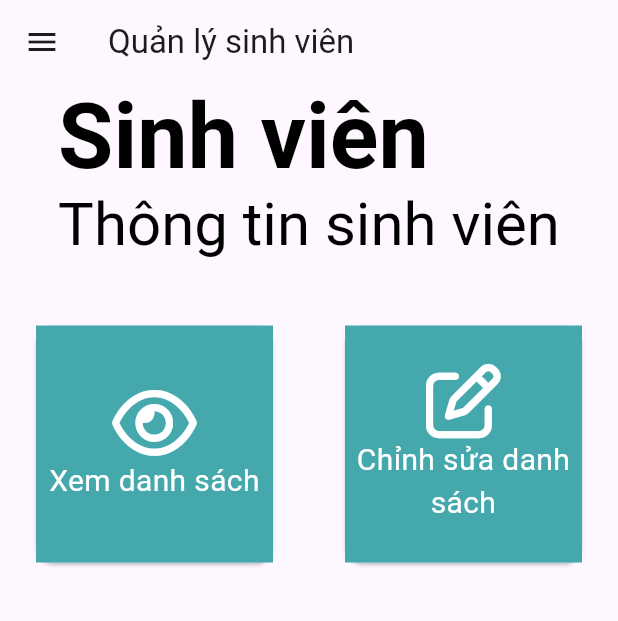
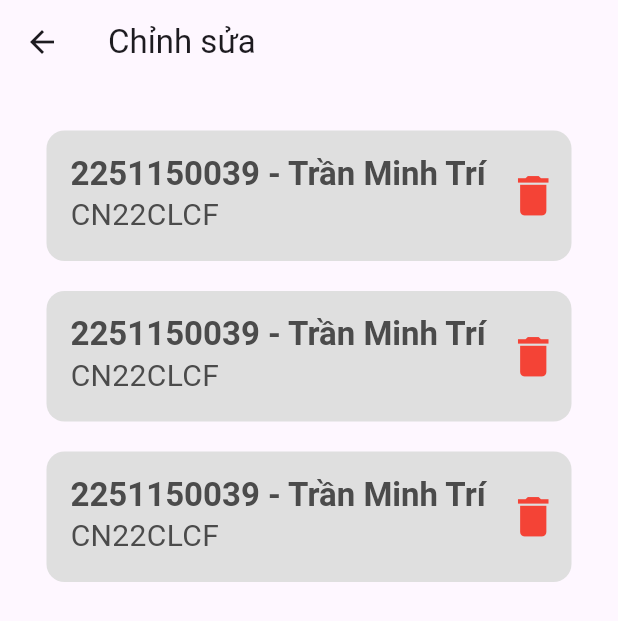
Before and after one commit to carotsieupham/StudentManagement, a Flutter app: the HomePage screen opened directly, after a tap on "Chỉnh sửa danh sách", on a phone screen of 412 x 824 dp. Shown: the top 621 px of the screen. Run offline on Flutter 3.47's test engine with Material 3 defaults, Android fonts, the phone set to English and light mode, and no system bars; our stand-ins replace firebase_auth, firebase_core, firebase_database, font_awesome_flutter; accounts and stored records are empty.

Commit message:
update Page

```diff
--- /dev/null
+++ b/lib/src/modules/features/componets/cardBodyWidget.dart
@@ -0,0 +1,76 @@
+import 'package:flutter/material.dart';
+
+class CardBodyWidget extends StatelessWidget {
+  CardBodyWidget({Key? key,required this.isDelete}) : super(key: key);
+  bool isDelete;
+  @override
+  Widget build(BuildContext context) {
+    return Container(
+      margin: const EdgeInsets.only(bottom: 20),
+      decoration: BoxDecoration(
+        color: const Color(0xffDFDFDF),
+        borderRadius: BorderRadius.circular(12),
+      ),
+      child: Padding(
+        padding: const EdgeInsets.all(8.0),
+        child: Row(
+          mainAxisAlignment: MainAxisAlignment.spaceBetween,
+          children: [
+            Padding(
+              padding: const EdgeInsets.all(8),
+              child: Column(
+                crossAxisAlignment: CrossAxisAlignment.start,
+                children: [
+                 RichText(text: TextSpan(
+                   children: [
+                     TextSpan(
+                       text: "2251150039",
+                       style: const TextStyle(
+                         fontSize: 22,
+                         color: Color(0xff4B4B4B),
+                         fontWeight: FontWeight.bold,
+                       ),
+                     ),
+                     TextSpan(
+                       text: " - ",
+                       style: const TextStyle(
+                         fontSize: 22,
+                         color: Color(0xff4B4B4B),
+                         fontWeight: FontWeight.bold,
+                       ),
+                     ),
+                     TextSpan(
+                       text: "Trần Minh Trí",
+                       style: const TextStyle(
+                         fontSize: 22,
+                         color: Color(0xff4B4B4B),
+                         fontWeight: FontWeight.bold,
+                       ),
+                     ),
+                   ]
+                 )),
+                  Text(
+                    "CN22CLCF",
+                    style: const TextStyle(
+                      fontSize: 20,
+                      color: Color(0xff4B4B4B),
+                    ),
+                  ),
+                ],
+              ),
+            ),
+            Visibility(
+              visible: isDelete,
+              child: InkWell(
+                onTap: () {
+
+                },
+                child: Icon(Icons.delete,color: Colors.red,size:35),
+              ),
+            )
+          ],
+        ),
+      ),
+    );
+  }
+}
--- /dev/null
+++ b/lib/src/modules/features/updatePage/updatePage.dart
@@ -0,0 +1,27 @@
+import 'package:flutter/material.dart';
+
+import '../componets/cardBodyWidget.dart';
+
+class UpdatePage extends StatelessWidget {
+  const UpdatePage({super.key});
+
+  @override
+  Widget build(BuildContext context) {
+    bool isDelete=true;
+    return Scaffold(
+        appBar: AppBar(
+          title: const Text('Chỉnh sửa'),
+        ),
+        body: SingleChildScrollView(
+            padding: const EdgeInsets.all(31),
+            child:Column(
+              children: [
+                CardBodyWidget(isDelete: isDelete,),
+                CardBodyWidget(isDelete: isDelete,),
+                CardBodyWidget(isDelete: isDelete,),
+              ],
+            )
+        )
+    );
+  }
+}
--- a/lib/src/modules/homePage/home_page.dart
+++ b/lib/src/modules/homePage/home_page.dart
@@ -2,8 +2,9 @@ import 'package:flutter/cupertino.dart';
 import 'package:flutter/material.dart';
 import 'package:flutter/widgets.dart';
 import 'package:font_awesome_flutter/font_awesome_flutter.dart';
+import 'package:student_manage/src/modules/features/updatePage/updatePage.dart';
 import 'package:student_manage/src/modules/homePage/coponents/home_menu.dart';
-import 'package:student_manage/src/modules/watchlist/watchListStudent.dart';
+import 'package:student_manage/src/modules/features/watchlist/watchListStudent.dart';
 
 import 'coponents/cardWidget.dart';
 
@@ -31,7 +32,10 @@ class HomePage extends StatelessWidget {
             ),
                 children:[
                   CardWidget(icon: FontAwesomeIcons.eye,onTap: (){Navigator.push(context, MaterialPageRoute(builder: (context) => WatchStudentPage()));},content: "Xem danh sách",size: size),
-                  CardWidget(icon: FontAwesomeIcons.penToSquare,onTap: (){Navigator.push(context, MaterialPageRoute(builder: (context) => HomePage()));},content: "Chỉnh sửa danh sách",size: size),
+                  CardWidget(icon: FontAwesomeIcons.penToSquare,onTap: (){Navigator.push(context, MaterialPageRoute(builder: (context) => UpdatePage()));},content: "Chỉnh sửa danh sách",size: size),
+                  CardWidget(icon: FontAwesomeIcons.trash,onTap: (){Navigator.push(context, MaterialPageRoute(builder: (context) => HomePage()));},content: "Xóa sinh viên",size: size),
+                  CardWidget(icon: FontAwesomeIcons.plus,onTap: (){Navigator.push(context, MaterialPageRoute(builder: (context) => HomePage()));},content: "Thêm sinh viên",size: size),
+
                 ],
                 shrinkWrap: true,
                 physics: const NeverScrollableScrollPhysics(
```
Also changed, not shown: lib/src/modules/features/watchlist/watchListStudent.dart (renamed from lib/src/modules/watchlist/watchListStudent.dart, +7 -5 lines), lib/src/modules/watchlist/componets/cardBodyWidget.dart (deleted, +0 -64 lines).
